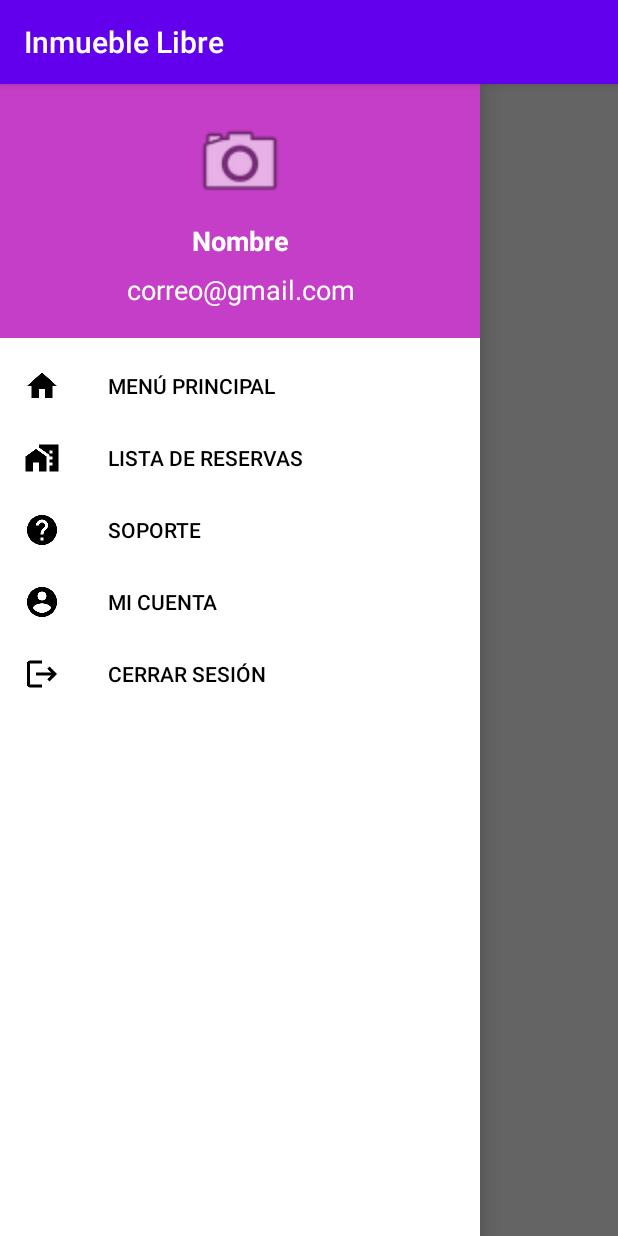
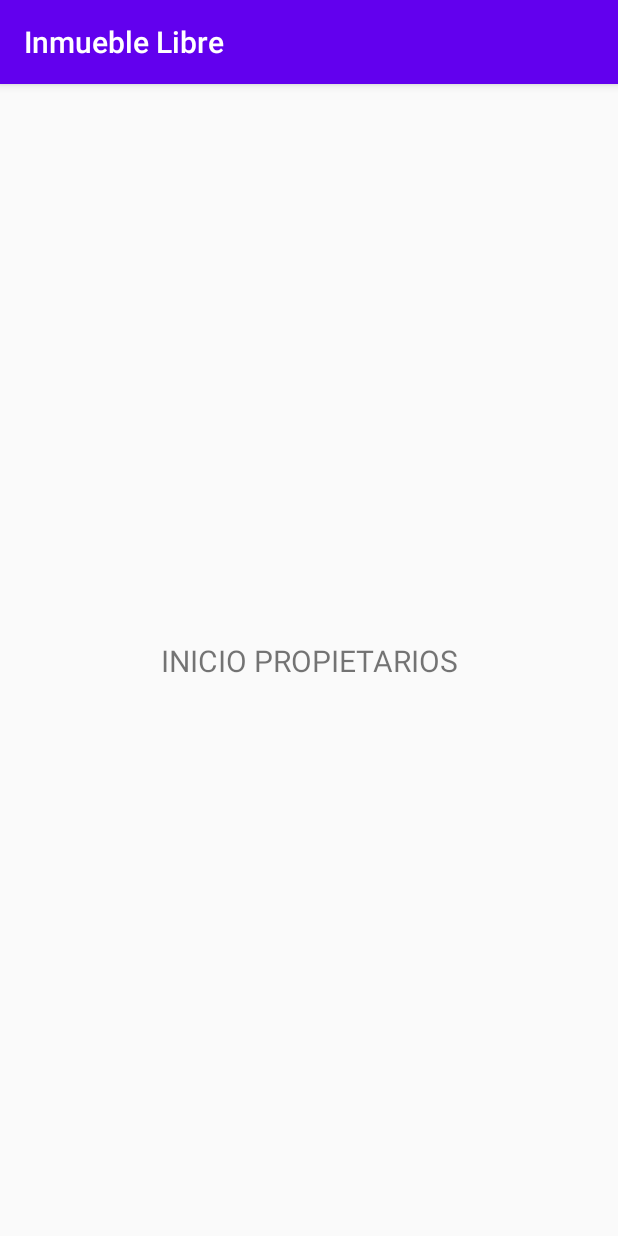
Before and after one commit to WilliHominal/InmuebleLibre, an Android app: the InicioPropietarioActivity screen opened directly, with no data from a screen before it, in the side drawer, after a tap on "LISTA DE RESERVAS", on a phone screen of 412 x 824 dp. Run offline under Robolectric (Android 15) with nearby library versions, the phone set to English and light mode, and no system bars; our stand-ins replace Firebase (no records; nobody signed in at launch, a user with empty details on screens opened directly).

Commit message:
Drawer propietarios con datos + cerrar sesion funcional

```diff
--- a/app/src/main/java/com/mmw/inmueblelibre/InicioPropietarioActivity.java
+++ b/app/src/main/java/com/mmw/inmueblelibre/InicioPropietarioActivity.java
@@ -2,6 +2,7 @@ package com.mmw.inmueblelibre;
 
 import androidx.annotation.NonNull;
 import androidx.appcompat.app.AppCompatActivity;
+import androidx.drawerlayout.widget.DrawerLayout;
 
 import android.content.Intent;
 import android.os.Bundle;
@@ -9,6 +10,7 @@ import android.view.View;
 import android.widget.Button;
 import android.widget.TextView;
 
+import com.google.android.material.navigation.NavigationView;
 import com.google.firebase.auth.FirebaseAuth;
 import com.google.firebase.database.DataSnapshot;
 import com.google.firebase.database.DatabaseError;
@@ -16,41 +18,59 @@ import com.google.firebase.database.DatabaseReference;
 import com.google.firebase.database.FirebaseDatabase;
 import com.google.firebase.database.ValueEventListener;
 
-public class InicioPropietarioActivity extends AppCompatActivity implements View.OnClickListener {
-
-    private Button cerrarSesionBTN;
-    private TextView nombreUsuarioTV;
-    private TextView correoUsuarioTV;
+public class InicioPropietarioActivity extends AppCompatActivity {
 
     private FirebaseAuth firebaseAuth;
     private DatabaseReference databaseFirebase;
+
+    private DrawerLayout drawerLayout;
+    private NavigationView menuDrawer;
 
     @Override
     protected void onCreate(Bundle savedInstanceState) {
         super.onCreate(savedInstanceState);
         setContentView(R.layout.activity_inicio_propietario);
 
-        cerrarSesionBTN = (Button) findViewById(R.id.INICIOPROP_cerrar_sesion_BTN);
-        nombreUsuarioTV = (TextView) findViewById(R.id.INICIOPROP_bienvenido_TV);
-        correoUsuarioTV = (TextView) findViewById(R.id.INICIOPROP_correo_TV);
-
-        cerrarSesionBTN.setOnClickListener(this);
-
         firebaseAuth = FirebaseAuth.getInstance();
         databaseFirebase = FirebaseDatabase.getInstance().getReference();
 
+        drawerLayout = (DrawerLayout) findViewById(R.id.INICIOPROP_drawer_layout);
+        menuDrawer = (NavigationView) findViewById(R.id.INICIOPROP_menu_drawer);
+
+        //TODO IMPLEMENTAR ACCIONES DEL MENU DRAWER
+        menuDrawer.setNavigationItemSelectedListener(menuItem -> {
+
+            drawerLayout.closeDrawer(menuDrawer);
+
+            switch (menuItem.getItemId()){
+                case R.id.MENUPROP_menu_principal_opc:
+                    //IR AL MENU PRINCIPAL (Listado de inmuebles del usuario)
+                    break;
+
+                case R.id.MENUPROP_listar_reservas_opc:
+                    //IR A LISTADO DE RESERVAS
+                    break;
+
+                case R.id.MENUPROP_soporte_opc:
+                    //IR A SOPORTE
+                    break;
+
+                case R.id.MENUPROP_mi_cuenta_opc:
+                    //IR A CONFIGURACION DE LA CUENTA
+                    break;
+
+                case R.id.MENUPROP_cerrar_sesion_opc:
+                    //CIERRA SESION Y DEVUELVE AL MENÚ INICIAL
+                    firebaseAuth.signOut();
+                    startActivity(new Intent(InicioPropietarioActivity.this, MainActivity.class));
+                    finish();
+                    break;
+            }
+
+            return false;
+        });
+
         obtenerInfoUsuario();
-    }
-
-    @Override
-    public void onClick(View view) {
-        switch (view.getId()){
-            case R.id.INICIOPROP_cerrar_sesion_BTN:
-                firebaseAuth.signOut();
-                startActivity(new Intent(InicioPropietarioActivity.this, LoginActivity.class));
-                finish();
-                break;
-        }
     }
 
     private void obtenerInfoUsuario(){
@@ -63,8 +83,9 @@ public class InicioPropietarioActivity extends AppCompatActivity implements View
                     String nombre = snapshot.child("nombre").getValue().toString();
                     String correo = snapshot.child("email").getValue().toString();
 
-                    nombreUsuarioTV.setText("Bienvenido propietario " + nombre);
-                    correoUsuarioTV.setText(correo);
+                    View drawerHeader = menuDrawer.getHeaderView(0);
+                    ((TextView) drawerHeader.findViewById(R.id.DRAWERPROP_nombre_TV)).setText(nombre);
+                    ((TextView) drawerHeader.findViewById(R.id.DRAWERPROP_correo_TV)).setText(correo);
                 }
             }
 
```
